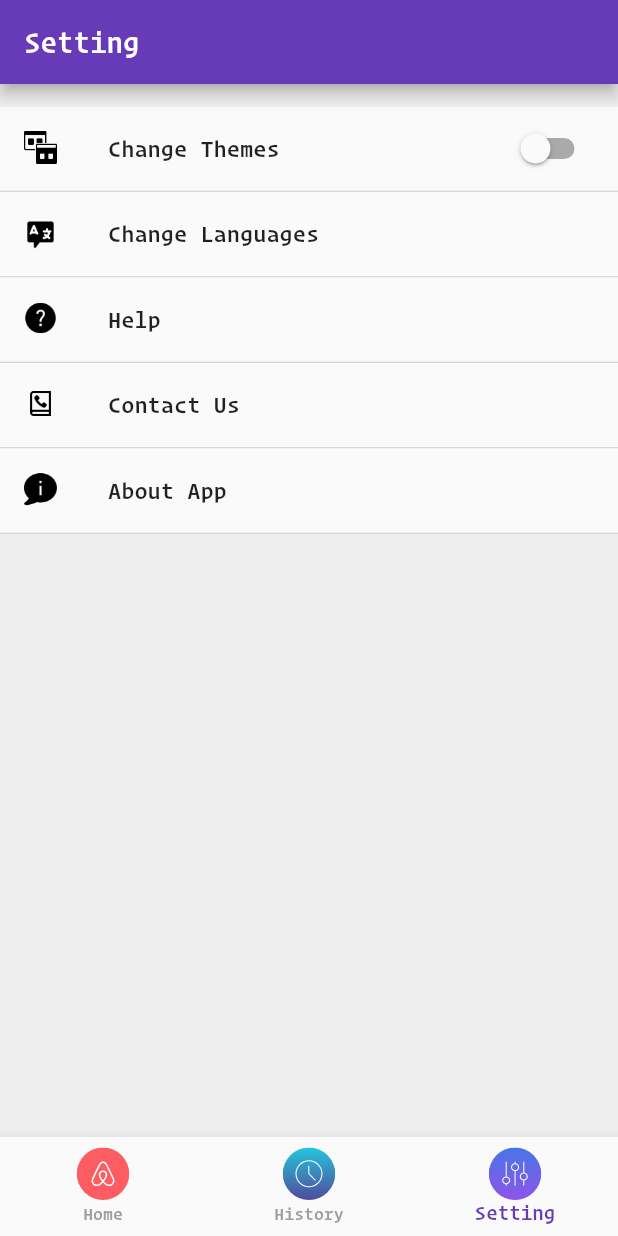
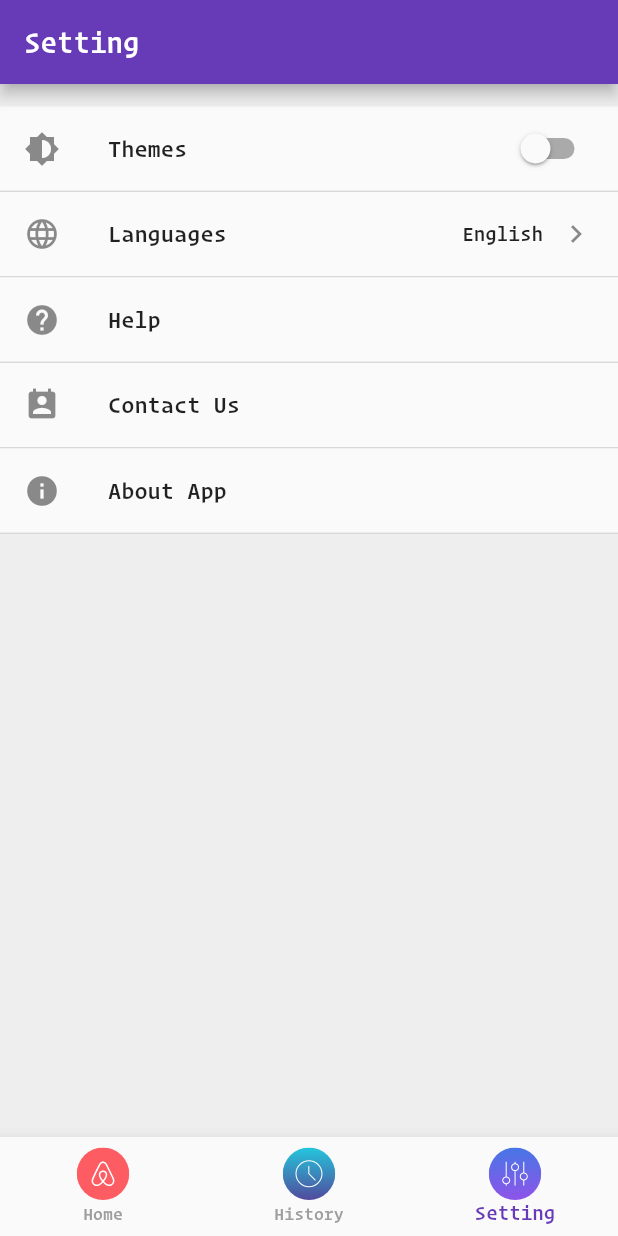
Before and after one commit to MonipichMP/thing_translator, a Flutter app: the screen it shows after launch, item 3 of the bottom bar chosen, on a phone screen of 412 x 824 dp. Run offline on Flutter 3.47's test engine with Material 2 defaults, Android fonts, the phone set to English and light mode, and no system bars; our stand-ins replace camera, easy_localization, flutter_svg, image_picker, sqflite; missing offline and left inert: flutter_text_to_speech; accounts and stored records are empty.

```diff
--- a/lib/models/setting.dart
+++ b/lib/models/setting.dart
@@ -2,14 +2,16 @@ import 'package:flutter/material.dart';
 
 class Setting {
   String title;
-  String icon;
+  IconData icon;
   Widget newWidget;
-  bool isTrailing;
+  Widget trailingWidget;
+  bool language;
 
   Setting({
     @required this.title,
-    @required this.icon,
+    this.icon,
     this.newWidget,
-    this.isTrailing,
+    this.trailingWidget,
+    this.language,
   });
 }
--- a/lib/screens/base_screen.dart
+++ b/lib/screens/base_screen.dart
@@ -5,6 +5,7 @@ import 'package:thingtranslator/providers/menu_index_provider.dart';
 import 'package:thingtranslator/screens/history_page/history_screen.dart';
 import 'package:thingtranslator/screens/home_page/home_screen.dart';
 import 'package:thingtranslator/screens/setting_page/setting_screen.dart';
+import 'package:easy_localization/easy_localization.dart';
 
 class BaseScreen extends StatefulWidget {
   @override
@@ -29,21 +30,21 @@ class _BaseScreenState extends State<BaseScreen> {
               width: 35,
               height: 35,
             ),
-            title: Text("Home")),
+            title: Text("home".tr())),
         BottomNavigationBarItem(
             icon: SvgPicture.asset(
               "assets/images/history.svg",
               width: 35,
               height: 35,
             ),
-            title: Text("History")),
+            title: Text("history".tr())),
         BottomNavigationBarItem(
             icon: SvgPicture.asset(
               "assets/images/setting.svg",
               width: 35,
               height: 35,
             ),
-            title: Text("Setting")),
+            title: Text("setting".tr())),
       ],
       currentIndex: selectedIndex.getSelectedIndex,
       onTap: onTap,
--- a/lib/screens/home_page/camera_screen.dart
+++ b/lib/screens/home_page/camera_screen.dart
@@ -6,6 +6,7 @@ import 'package:flutter_svg/svg.dart';
 import 'package:path/path.dart';
 import 'package:path_provider/path_provider.dart';
 import 'package:thingtranslator/screens/home_page/preview_picture.dart';
+import 'package:easy_localization/easy_localization.dart';
 
 class CameraScreen extends StatefulWidget {
   final File image;
@@ -100,8 +101,8 @@ class _CameraScreenState extends State {
   /// Display Camera preview.
   Widget _cameraPreviewWidget() {
     if (controller == null || !controller.value.isInitialized) {
-      return const Text(
-        'Loading',
+      return Text(
+        'loading'.tr(),
         style: TextStyle(
           color: Colors.white,
           fontSize: 20.0,
--- a/lib/screens/home_page/preview_picture.dart
+++ b/lib/screens/home_page/preview_picture.dart
@@ -6,6 +6,7 @@ import 'package:provider/provider.dart';
 import 'package:thingtranslator/providers/Label_list_provider.dart';
 import 'package:thingtranslator/screens/home_page/show_model.dart';
 import 'package:thingtranslator/widgets_recycle/button.dart';
+import 'package:easy_localization/easy_localization.dart';
 
 class PreViewImage extends StatefulWidget {
   final String imagePath;
@@ -48,7 +49,7 @@ class _PreViewImageState extends State<PreViewImage> {
   Widget build(BuildContext context) {
     final appBar = AppBar(
       automaticallyImplyLeading: false,
-      title: Text("Preview"),
+      title: Text("preview".tr()),
     );
 
     final previewContainer = Container(
@@ -75,7 +76,7 @@ class _PreViewImageState extends State<PreViewImage> {
     );
 
     final buttonAnalysis = CustomButton(
-        title: "Analyze",
+        title: "analyze".tr(),
         onPressed: () {
           imageLink == ""
               ? Navigator.push(
--- a/lib/screens/setting_page/setting_screen.dart
+++ b/lib/screens/setting_page/setting_screen.dart
@@ -4,6 +4,8 @@ import 'package:thingtranslator/models/setting.dart';
 import 'package:thingtranslator/providers/switch_provider.dart';
 import 'package:thingtranslator/providers/theme_provider.dart';
 import 'package:thingtranslator/screens/setting_page/about_app_screen.dart';
+import 'package:thingtranslator/screens/setting_page/language_screen.dart';
+import 'package:easy_localization/easy_localization.dart';
 
 class SettingScreen extends StatefulWidget {
   @override
@@ -33,37 +35,54 @@ class _SettingScreenState extends State<SettingScreen> {
   Widget appBar() {
     return AppBar(
       automaticallyImplyLeading: false,
-      title: Text("Setting"),
+      title: Text("setting".tr()),
     );
   }
 
   Widget buildListSetting(ThemeProvider themeProvider, bool theme) {
     final List<Setting> settingList = [
       Setting(
-        title: "Change Themes",
-        icon: "assets/images/theme_icon.png",
-        isTrailing: true,
+        title: "theme".tr(),
+        icon: Icons.brightness_6,
+        trailingWidget: Switch(
+          value: theme,
+          onChanged: (value) {
+            if (themeProvider.getThemeMode() == ThemeMode.light) {
+              themeProvider.setThemeMode(ThemeMode.dark);
+            } else {
+              themeProvider.setThemeMode(ThemeMode.light);
+            }
+            Provider.of<SwitchProvider>(context, listen: false)
+                .setNewTheme(value);
+          },
+          activeTrackColor: Theme.of(context).primaryColor,
+        ),
       ),
       Setting(
-        title: "Change Languages",
-        icon: "assets/images/language_icon.png",
-        isTrailing: false,
+        title: "language".tr(),
+        icon: Icons.language,
+        trailingWidget: Wrap(
+          spacing: 10,
+          crossAxisAlignment: WrapCrossAlignment.center,
+          children: <Widget>[
+            Text("english".tr()),
+            Icon(Icons.chevron_right),
+          ],
+        ),
+        newWidget: LanguageScreen(),
       ),
       Setting(
-        title: "Help",
-        icon: "assets/images/help_icon.png",
-        isTrailing: false,
+        title: "help".tr(),
+        icon: Icons.help,
       ),
       Setting(
-        title: "Contact Us",
-        icon: "assets/images/contact_us_icon.png",
-        isTrailing: false,
+        title: "contact_us".tr(),
+        icon: Icons.perm_contact_calendar,
       ),
       Setting(
-        title: "About App",
-        icon: "assets/images/about_icon.png",
+        title: "about_app".tr(),
+        icon: Icons.info,
         newWidget: AboutAppScreen(),
-        isTrailing: false,
       ),
     ];
 
@@ -85,29 +104,8 @@ class _SettingScreenState extends State<SettingScreen> {
               Material(
                 child: ListTile(
                   title: Text(settingList[index].title),
-                  leading: Image.asset(
-                    settingList[index].icon,
-                    width: 22,
-                    height: 22,
-                  ),
-                  trailing: settingList[index].isTrailing
-                      ? Switch(
-                          key: Key(settingList[index].title),
-                          value: theme,
-                          onChanged: (value) {
-                            if (themeProvider.getThemeMode() ==
-                                ThemeMode.light) {
-                              themeProvider.setThemeMode(ThemeMode.dark);
-                            } else {
-                              themeProvider.setThemeMode(ThemeMode.light);
-                            }
-                            Provider.of<SwitchProvider>(context, listen: false)
-                                .setNewTheme(value);
-                            print('value $value');
-                          },
-                          activeTrackColor: Theme.of(context).primaryColor,
-                        )
-                      : null,
+                  leading: Icon(settingList[index].icon),
+                  trailing: settingList[index].trailingWidget,
                   onTap: () {
                     if (settingList[index].newWidget != null) {
                       onTap(settingList[index].newWidget);
--- a/lib/widgets_recycle/speech.dart
+++ b/lib/widgets_recycle/speech.dart
@@ -1,6 +1,7 @@
 import 'package:flutter/material.dart';
 import 'package:flutter_text_to_speech/flutter_text_to_speech.dart';
 import 'package:thingtranslator/widgets_recycle/button.dart';
+import 'package:easy_localization/easy_localization.dart';
 
 class SpeechContainer extends StatefulWidget {
   final String textForSpeech;
@@ -38,7 +39,7 @@ class _SpeechContainerState extends State<SpeechContainer> {
   @override
   Widget build(BuildContext context) {
     return CustomButton(
-      title: "Speak",
+      title: "speak".tr(),
       onPressed: _playVoice,
     );
   }
--- a/pubspec.yaml
+++ b/pubspec.yaml
@@ -18,6 +18,7 @@ dependencies:
   flutter_text_to_speech: ^3.0.7
   provider: ^4.0.0
   sqflite: ^1.3.0
+  easy_localization: ^2.3.2
   camera:
     git:
       url: git://github.com/hillelcoren/plugins.git
@@ -44,6 +45,7 @@ flutter:
   # To add assets to your application, add an assets section, like this:
   assets:
     - assets/images/
+    - assets/translation/
 
   fonts:
     - family: OperatorMono
```
Also changed, not shown: assets/translation/en-US.json (added, +39 -0 lines), assets/translation/km-KH.json (added, +39 -0 lines), lib/main.dart (+19 -4 lines), lib/screens/history_page/history_screen.dart (+34 -14 lines), lib/screens/home_page/home_screen.dart (+8 -7 lines), lib/screens/home_page/show_model.dart (+5 -4 lines), lib/screens/home_page/url_screen.dart (+23 -5 lines), lib/screens/setting_page/about_app_screen.dart (+4 -5 lines), lib/screens/setting_page/language_screen.dart (added, +70 -0 lines), lib/widgets_recycle/alert_error.dart (+17 -5 lines), pubspec.lock.
